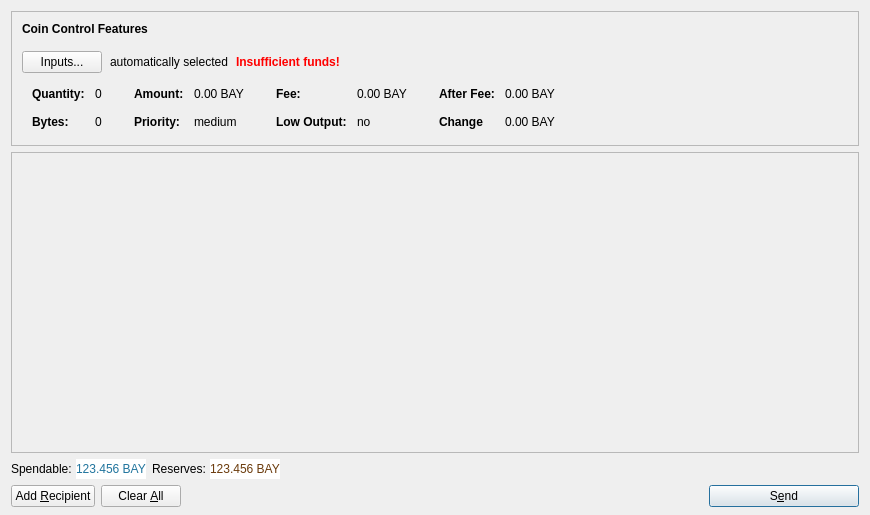
bitbaymarket/bitbay-core, file src/qt/forms/sendcoinsdialog.ui: the form before one commit.
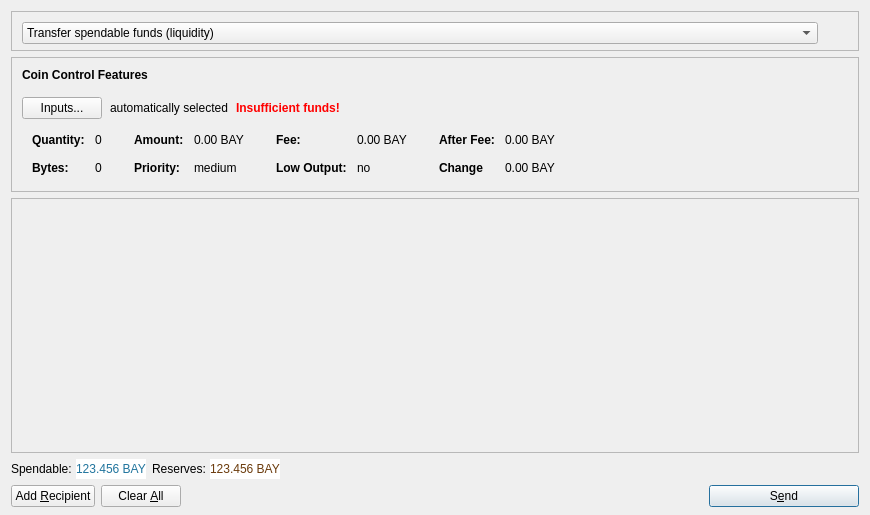
The form after the commit. Icons and pictures are not drawn.

Commit message: Prepares to specify tx type

What changed in the file:
```diff
--- a/src/qt/forms/sendcoinsdialog.ui
+++ b/src/qt/forms/sendcoinsdialog.ui
@@ -13,10 +13,90 @@
   <property name="windowTitle">
    <string>Send Coins</string>
   </property>
-  <layout class="QVBoxLayout" name="verticalLayout" stretch="0,1,0,0">
+  <layout class="QVBoxLayout" name="verticalLayout" stretch="0,0,1,0,0">
    <property name="bottomMargin">
     <number>8</number>
    </property>
+   <item>
+    <widget class="QFrame" name="frameTxType">
+     <property name="frameShape">
+      <enum>QFrame::StyledPanel</enum>
+     </property>
+     <property name="frameShadow">
+      <enum>QFrame::Raised</enum>
+     </property>
+     <layout class="QGridLayout" name="gridLayout">
+      <property name="leftMargin">
+       <number>0</number>
+      </property>
+      <property name="topMargin">
+       <number>0</number>
+      </property>
+      <property name="rightMargin">
+       <number>0</number>
+      </property>
+      <property name="bottomMargin">
+       <number>6</number>
+      </property>
+      <item row="0" column="0">
+       <layout class="QHBoxLayout" name="horizontalLayout_2">
+        <property name="leftMargin">
+         <number>10</number>
+        </property>
+        <property name="topMargin">
+         <number>10</number>
+        </property>
+        <item>
+         <widget class="QComboBox" name="comboBoxTxType">
+          <property name="minimumSize">
+           <size>
+            <width>250</width>
+            <height>0</height>
+           </size>
+          </property>
+          <item>
+           <property name="text">
+            <string>Transfer spendable funds (liquidity)</string>
+           </property>
+          </item>
+          <item>
+           <property name="text">
+            <string>Transfer reserves and freeze them for 1 month</string>
+           </property>
+          </item>
+          <item>
+           <property name="text">
+            <string>Freeze reserves for 1 month (such funds have 20 BAY staking reward)</string>
+           </property>
+          </item>
+          <item>
+           <property name="text">
+            <string>Freeze liquidity for 4 month (such funds have 40 BAY staking reward)</string>
+           </property>
+          </item>
+         </widget>
+        </item>
+        <item>
+         <spacer name="horizontalSpacer_3">
+          <property name="orientation">
+           <enum>Qt::Horizontal</enum>
+          </property>
+          <property name="sizeType">
+           <enum>QSizePolicy::Minimum</enum>
+          </property>
+          <property name="sizeHint" stdset="0">
+           <size>
+            <width>40</width>
+            <height>20</height>
+           </size>
+          </property>
+         </spacer>
+        </item>
+       </layout>
+      </item>
+     </layout>
+    </widget>
+   </item>
    <item>
     <widget class="QFrame" name="frameCoinControl">
      <property name="sizePolicy">
@@ -516,7 +596,7 @@
         <x>0</x>
         <y>0</y>
         <width>852</width>
-        <height>290</height>
+        <height>243</height>
        </rect>
       </property>
       <layout class="QVBoxLayout" name="verticalLayout_2">
```
